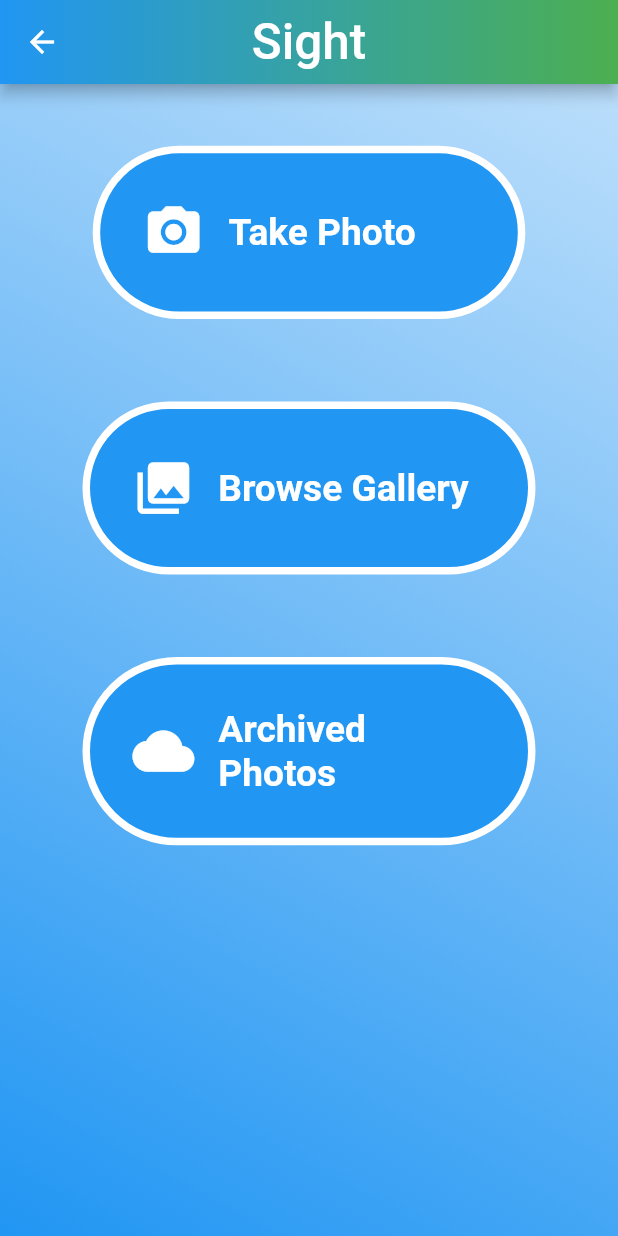
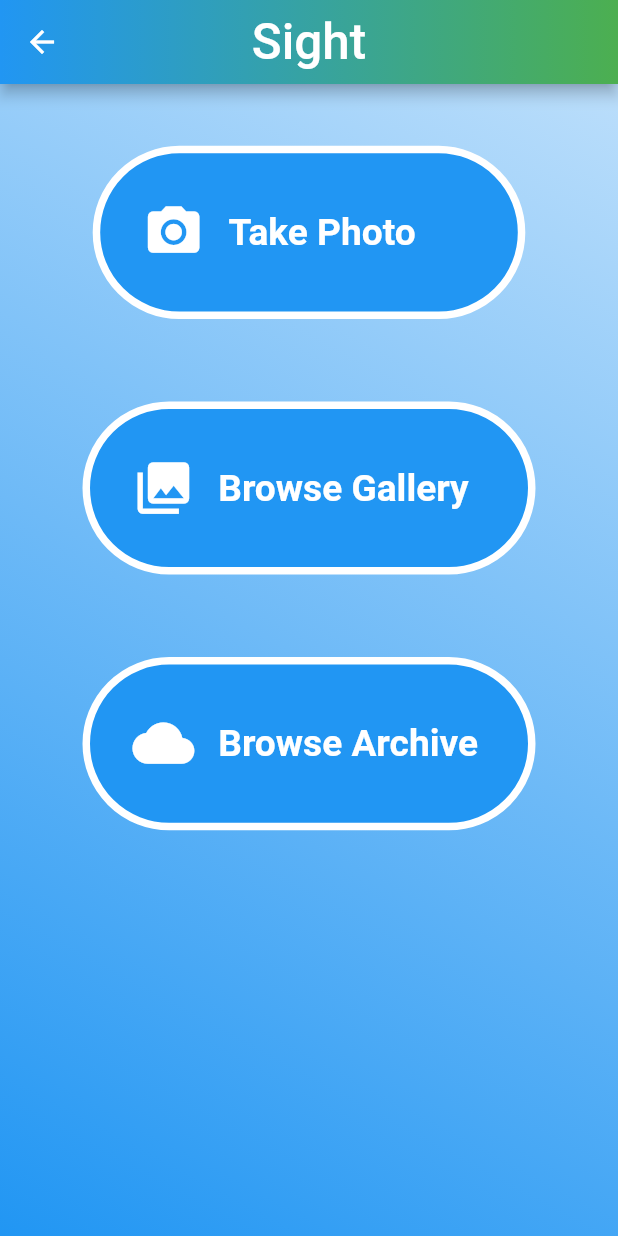
Before and after one commit to ritwikkanodia/SightSG, a Flutter app: the HomePage screen opened directly, on a phone screen of 412 x 824 dp. Run offline on Flutter 3.47's test engine with Material 2 defaults, Android fonts, the phone set to English and light mode, and no system bars; our stand-ins replace audioplayers, cloud_firestore, curved_navigation_bar, firebase_auth, firebase_storage, flutter_tts and 5 more; missing offline and left inert: firebase_ml_vision; accounts and stored records are empty.

```diff
--- a/lib/Boundary/HomePageUI.dart
+++ b/lib/Boundary/HomePageUI.dart
@@ -175,7 +175,7 @@ class _MyHomePageState extends State<HomePage> {
                               color: Colors.white,
                             ),
                             title: Text(
-                              'Archived Photos',
+                              'Browse Archive',
                               style: TextStyle(
                                 fontWeight: FontWeight.bold,
                                 color: Colors.white,
```
